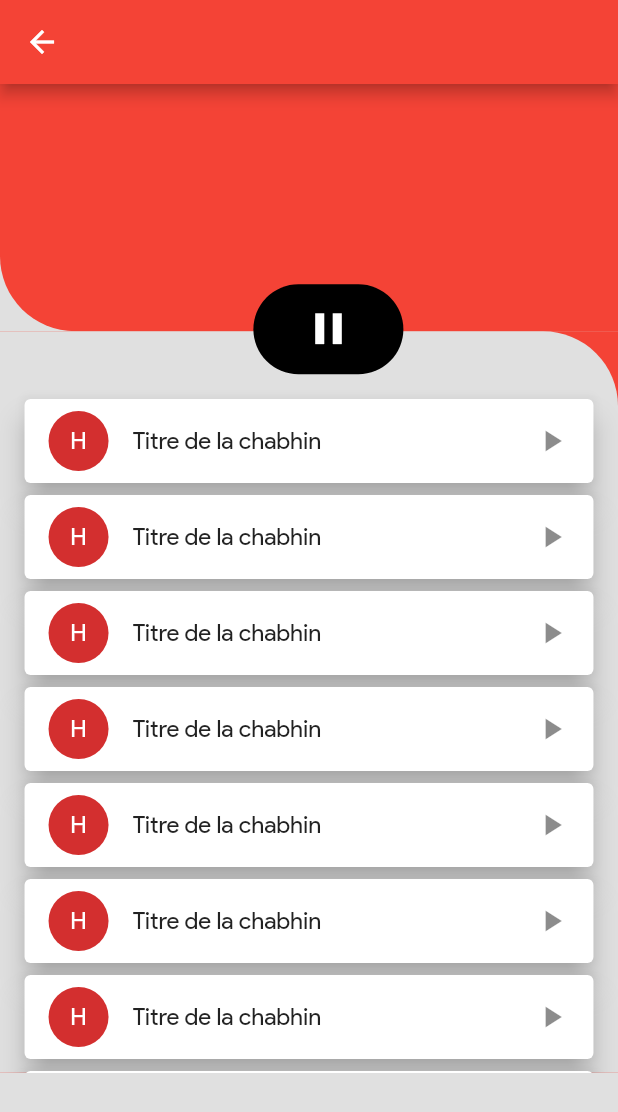
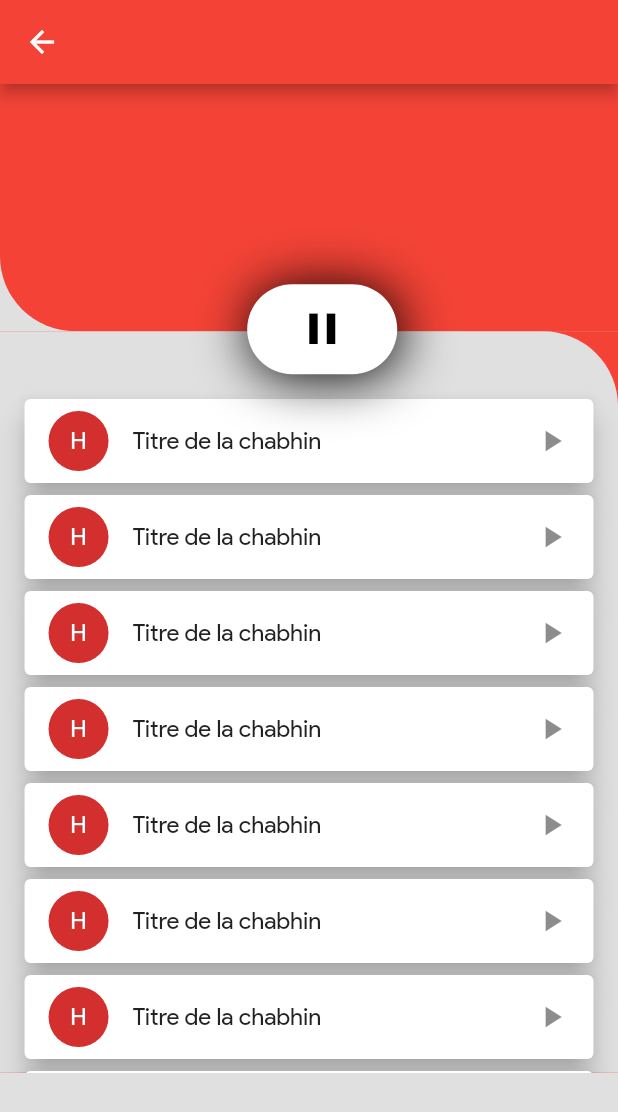
Before and after one commit to c3k4ah/mozika, a Flutter app: the screen it shows after launch, after a tap on the "queue music" icon, on a phone screen of 412 x 824 dp. Shown: the top 1112 px of the screen. Run offline on Flutter 3.47's test engine with Material 2 defaults, Android fonts, the phone set to English and light mode, and no system bars; our stand-ins replace get, google_fonts, shimmer, sleek_circular_slider; network calls fail.

Commit message:
button center

```diff
--- a/lib/views/lecture_page.dart
+++ b/lib/views/lecture_page.dart
@@ -40,15 +40,16 @@ class _HomeSreenState extends State<HomeSreen>
               top: 0.1 * Get.height,
               right: 0.83 * Get.width,
               child: MaterialButton(
-                shape: CircleBorder(),
-                color: Colors.black,
+                shape: RoundedRectangleBorder(
+                    borderRadius: BorderRadius.circular(50)),
+                color: Colors.white,
                 onPressed: () {
                   Navigator.pushNamed(context, '/setting');
                 },
                 child: Icon(
                   Icons.settings_outlined,
                   size: 30,
-                  color: Colors.white,
+                  color: Colors.black,
                 ),
               ),
             ),
@@ -58,15 +59,16 @@ class _HomeSreenState extends State<HomeSreen>
               top: 0.1 * Get.height,
               left: 0.83 * Get.width,
               child: MaterialButton(
-                shape: CircleBorder(),
-                color: Colors.black,
+                shape: RoundedRectangleBorder(
+                    borderRadius: BorderRadius.circular(50)),
+                color: Colors.white,
                 onPressed: () {
                   Navigator.pushNamed(context, '/playList');
                 },
                 child: Icon(
                   Icons.queue_music_outlined,
                   size: 30,
-                  color: Colors.white,
+                  color: Colors.black,
                 ),
               ),
             ),
--- a/lib/views/liste_page.dart
+++ b/lib/views/liste_page.dart
@@ -18,24 +18,31 @@ class LecturePage extends StatelessWidget {
           ),
           Positioned(
             top: 0.162 * Get.height,
-            left: 0.41 * Get.width,
+            left: 0.4 * Get.width,
             //right: 0.5 * width,
             child: Container(
                 width: 100,
                 height: 60,
                 decoration: BoxDecoration(
-                    color: Colors.black,
+                    color: Colors.white,
                     borderRadius: BorderRadius.only(
                       topLeft: Radius.circular(30),
                       topRight: Radius.circular(30),
                       bottomLeft: Radius.circular(30),
                       bottomRight: Radius.circular(30),
-                    )),
+                    ),
+                    boxShadow: [
+                      BoxShadow(
+                          color: Colors.black,
+                          blurRadius: 30,
+                          offset: Offset(2, 2),
+                          spreadRadius: 0.5)
+                    ]),
                 child: Center(
                   child: Icon(
                     Icons.pause,
                     size: 35,
-                    color: Colors.white,
+                    color: Colors.black,
                   ),
                 )),
           ),
--- a/lib/views/widgets/music_bar.dart
+++ b/lib/views/widgets/music_bar.dart
@@ -24,13 +24,9 @@ class _MusicBarState extends State<MusicBar>
   @override
   Widget build(BuildContext context) {
     return Container(
-      height: 0.15 * Get.height,
+      height: 0.13 * Get.height,
       decoration: BoxDecoration(
-        color: Colors.black,
-        borderRadius: BorderRadius.only(
-          topLeft: Radius.circular(30),
-          topRight: Radius.circular(30),
-        ),
+        color: Colors.grey.shade300,
       ),
       child: Row(
         mainAxisSize: MainAxisSize.max,
@@ -40,7 +36,7 @@ class _MusicBarState extends State<MusicBar>
             icon: Icon(
               Icons.shuffle_outlined,
               size: 34,
-              color: Colors.white,
+              color: Colors.black,
             ),
             onPressed: () {},
           ),
@@ -48,13 +44,25 @@ class _MusicBarState extends State<MusicBar>
             icon: Icon(
               Icons.skip_previous_outlined,
               size: 35,
-              color: Colors.white,
+              color: Colors.black,
             ),
             onPressed: () {},
           ),
-          IconButton(
+          Container(
+            width: 90,
+            decoration: BoxDecoration(
+                borderRadius: BorderRadius.circular(50),
+                color: Colors.white,
+                boxShadow: [
+                  BoxShadow(
+                      color: Colors.red.shade800,
+                      blurRadius: 30,
+                      offset: Offset(2, 2),
+                      spreadRadius: 0.5)
+                ]),
+            child: IconButton(
               iconSize: 45,
-            color: Colors.white,
+              color: Colors.black,
               icon: AnimatedIcon(
                 icon: AnimatedIcons.play_pause,
                 progress: controller,
@@ -66,11 +74,12 @@ class _MusicBarState extends State<MusicBar>
                 });
               },
             ),
+          ),
           IconButton(
             icon: Icon(
               Icons.skip_next_outlined,
               size: 35,
-              color: Colors.white,
+              color: Colors.black,
             ),
             onPressed: () {},
           ),
@@ -78,7 +87,7 @@ class _MusicBarState extends State<MusicBar>
             icon: Icon(
               Icons.playlist_add_rounded,
               size: 40,
-              color: Colors.white,
+              color: Colors.black,
             ),
             onPressed: () {},
           ),
```
Lines whose indentation alone changed are shown as unchanged.
